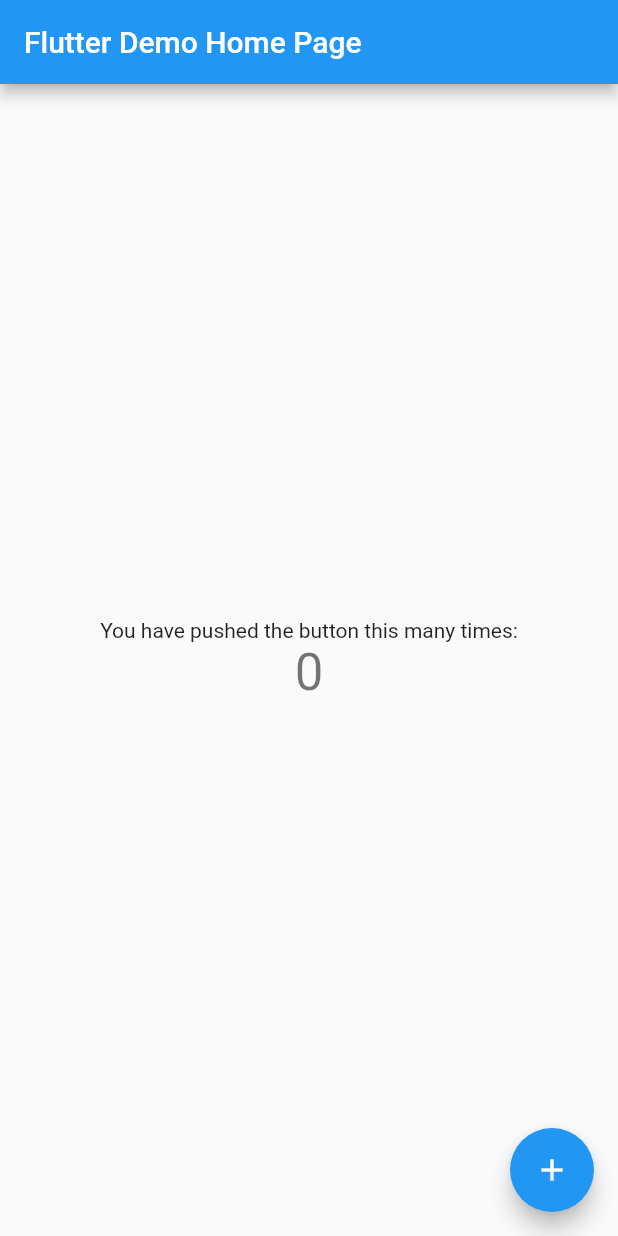
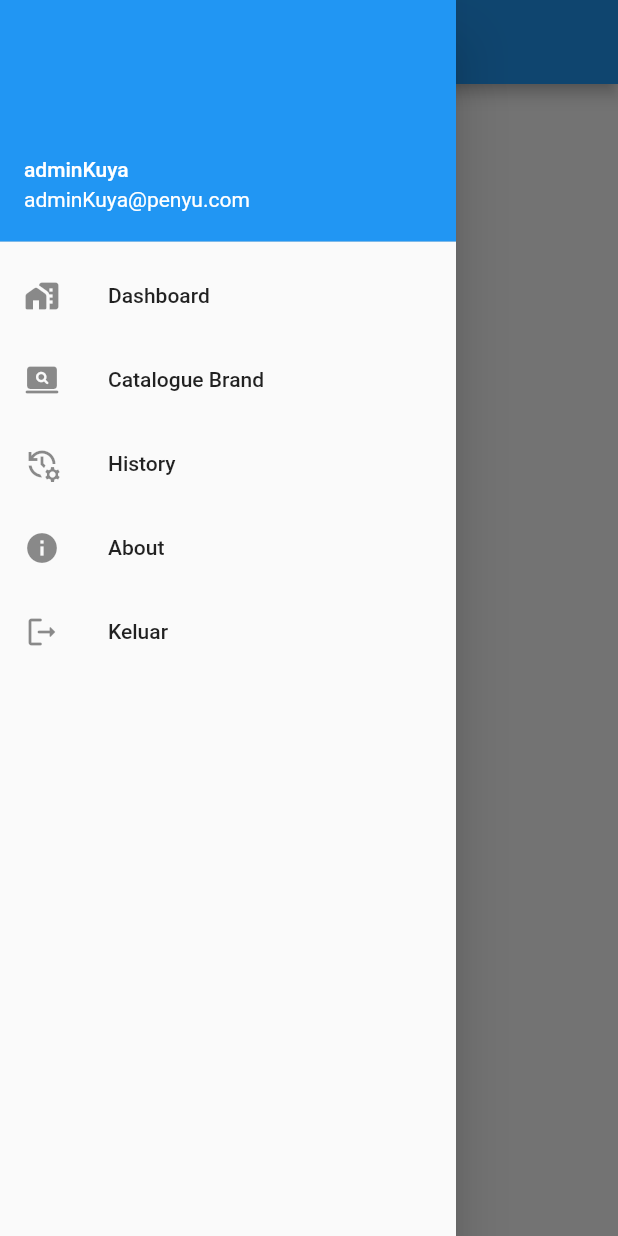
Before and after one commit to Yuruna01/listbook_project, a Flutter app: the screen it shows after launch, with the side drawer open (before the commit the screen has no drawer), on a phone screen of 412 x 824 dp. Run offline on Flutter 3.47's test engine with Material 2 defaults, Android fonts, the phone set to English and light mode, and no system bars.

Commit message:
Cinta Flutter

```diff
--- a/lib/main.dart
+++ b/lib/main.dart
@@ -1,4 +1,7 @@
 import 'package:flutter/material.dart';
+import 'ui/dashboard.dart';
+import 'ui/history.dart';
+import 'ui/about.dart';
 
 void main() {
   runApp(const MyApp());
@@ -7,110 +10,12 @@
 class MyApp extends StatelessWidget {
   const MyApp({super.key});
 
-  // This widget is the root of your application.
   @override
   Widget build(BuildContext context) {
-    return MaterialApp(
-      title: 'Flutter Demo',
-      theme: ThemeData(
-        // This is the theme of your application.
-        //
-        // Try running your application with "flutter run". You'll see the
-        // application has a blue toolbar. Then, without quitting the app, try
-        // changing the primarySwatch below to Colors.green and then invoke
-        // "hot reload" (press "r" in the console where you ran "flutter run",
-        // or simply save your changes to "hot reload" in a Flutter IDE).
-        // Notice that the counter didn't reset back to zero; the application
-        // is not restarted.
-        primarySwatch: Colors.blue,
-      ),
+    return const MaterialApp(
       debugShowCheckedModeBanner: false,
-      home: const MyHomePage(title: 'Flutter Demo Home Page'),
+      title: 'listBook',
+      home: Dashboard(),
     );
   }
 }
-
-class MyHomePage extends StatefulWidget {
-  const MyHomePage({super.key, required this.title});
-
-  // This widget is the home page of your application. It is stateful, meaning
-  // that it has a State object (defined below) that contains fields that affect
-  // how it looks.
-
-  // This class is the configuration for the state. It holds the values (in this
-  // case the title) provided by the parent (in this case the App widget) and
-  // used by the build method of the State. Fields in a Widget subclass are
-  // always marked "final".
-
-  final String title;
-
-  @override
-  State<MyHomePage> createState() => _MyHomePageState();
-}
-
-class _MyHomePageState extends State<MyHomePage> {
-  int _counter = 0;
-
-  void _incrementCounter() {
-    setState(() {
-      // This call to setState tells the Flutter framework that something has
-      // changed in this State, which causes it to rerun the build method below
-      // so that the display can reflect the updated values. If we changed
-      // _counter without calling setState(), then the build method would not be
-      // called again, and so nothing would appear to happen.
-      _counter++;
-    });
-  }
-
-  @override
-  Widget build(BuildContext context) {
-    // This method is rerun every time setState is called, for instance as done
-    // by the _incrementCounter method above.
-    //
-    // The Flutter framework has been optimized to make rerunning build methods
-    // fast, so that you can just rebuild anything that needs updating rather
-    // than having to individually change instances of widgets.
-    return Scaffold(
-      appBar: AppBar(
-        // Here we take the value from the MyHomePage object that was created by
-        // the App.build method, and use it to set our appbar title.
-        title: Text(widget.title),
-      ),
-      body: Center(
-        // Center is a layout widget. It takes a single child and positions it
-        // in the middle of the parent.
-        child: Column(
-          // Column is also a layout widget. It takes a list of children and
-          // arranges them vertically. By default, it sizes itself to fit its
-          // children horizontally, and tries to be as tall as its parent.
-          //
-          // Invoke "debug painting" (press "p" in the console, choose the
-          // "Toggle Debug Paint" action from the Flutter Inspector in Android
-          // Studio, or the "Toggle Debug Paint" command in Visual Studio Code)
-          // to see the wireframe for each widget.
-          //
-          // Column has various properties to control how it sizes itself and
-          // how it positions its children. Here we use mainAxisAlignment to
-          // center the children vertically; the main axis here is the vertical
-          // axis because Columns are vertical (the cross axis would be
-          // horizontal).
-          mainAxisAlignment: MainAxisAlignment.center,
-          children: <Widget>[
-            const Text(
-              'You have pushed the button this many times:',
-            ),
-            Text(
-              '$_counter',
-              style: Theme.of(context).textTheme.headlineMedium,
-            ),
-          ],
-        ),
-      ),
-      floatingActionButton: FloatingActionButton(
-        onPressed: _incrementCounter,
-        tooltip: 'Increment',
-        child: const Icon(Icons.add),
-      ), // This trailing comma makes auto-formatting nicer for build methods.
-    );
-  }
-}
--- /dev/null
+++ b/lib/ui/about.dart
@@ -0,0 +1,17 @@
+import 'package:flutter/material.dart';
+import '../widget/sidebar.dart';
+
+class About extends StatelessWidget {
+  const About({super.key});
+
+  @override
+  Widget build(BuildContext context) {
+    return Scaffold(
+      drawer: Sidebar(),
+      appBar: AppBar(title: Text('About')),
+      body: Center(
+        child: Text("Ini Halaman About !"),
+      ),
+    );
+  }
+}
--- /dev/null
+++ b/lib/ui/dashboard.dart
@@ -0,0 +1,17 @@
+import 'package:flutter/material.dart';
+import '../widget/sidebar.dart';
+
+class Dashboard extends StatelessWidget {
+  const Dashboard({super.key});
+
+  @override
+  Widget build(BuildContext context) {
+    return Scaffold(
+      drawer: Sidebar(),
+      appBar: AppBar(title: Text('Dashboard')),
+      body: Center(
+        child: Text("Selamat Datang di Dashboard !"),
+      ),
+    );
+  }
+}
--- /dev/null
+++ b/lib/ui/history.dart
@@ -0,0 +1,17 @@
+import 'package:flutter/material.dart';
+import '../widget/sidebar.dart';
+
+class History extends StatelessWidget {
+  const History({super.key});
+
+  @override
+  Widget build(BuildContext context) {
+    return Scaffold(
+      drawer: Sidebar(),
+      appBar: AppBar(title: Text('History')),
+      body: Center(
+        child: Text("Ini Halaman History !"),
+      ),
+    );
+  }
+}
--- /dev/null
+++ b/lib/widget/sidebar.dart
@@ -0,0 +1,65 @@
+import 'package:flutter/material.dart';
+import '../ui/dashboard.dart';
+import '../ui/catalogue.dart';
+import '../ui/history.dart';
+import '../ui/about.dart';
+import '../ui/login.dart';
+
+class Sidebar extends StatelessWidget {
+  const Sidebar({Key? key}) : super(key: key);
+  @override
+  Widget build(BuildContext context) {
+    return Drawer(
+      child: ListView(
+        padding: EdgeInsets.zero,
+        children: [
+          UserAccountsDrawerHeader(
+              accountName: Text("adminKuya"),
+              accountEmail: Text("adminKuya@penyu.com")),
+          ListTile(
+            leading: Icon(Icons.home_work_rounded),
+            title: Text("Dashboard"),
+            onTap: () {
+              Navigator.push(context,
+                  MaterialPageRoute(builder: (context) => Dashboard()));
+            },
+          ),
+          ListTile(
+            leading: Icon(Icons.screen_search_desktop_rounded),
+            title: Text("Catalogue Brand"),
+            onTap: () {
+              Navigator.push(context,
+                  MaterialPageRoute(builder: (context) => Catalogue()));
+            },
+          ),
+          ListTile(
+            leading: Icon(Icons.manage_history),
+            title: Text("History"),
+            onTap: () {
+              Navigator.push(
+                  context, MaterialPageRoute(builder: (context) => History()));
+            },
+          ),
+          ListTile(
+            leading: Icon(Icons.info),
+            title: Text("About"),
+            onTap: () {
+              Navigator.push(
+                  context, MaterialPageRoute(builder: (context) => About()));
+            },
+          ),
+          ListTile(
+            leading: Icon(Icons.logout_rounded),
+            title: Text("Keluar"),
+            onTap: () {
+              Navigator.pushAndRemoveUntil(
+                  context,
+                  MaterialPageRoute(builder: (context) => Login()),
+                  (Route<dynamic> route) => false);
+            },
+          )
+        ],
+      ),
+    );
+  }
+}
--- a/pubspec.yaml
+++ b/pubspec.yaml
@@ -35,6 +35,8 @@
   # The following adds the Cupertino Icons font to your application.
   # Use with the CupertinoIcons class for iOS style icons.
   cupertino_icons: ^1.0.2
+  dio: ^4.0.6
+  shared_preferences: ^2.0.15
 
 dev_dependencies:
   flutter_test:
```
Also changed, not shown: lib/ui/addCatalogue.dart (added, +30 -0 lines), lib/ui/catalogue.dart (added, +45 -0 lines), lib/ui/login.dart (added, +69 -0 lines), pubspec.lock, 2 other files.
